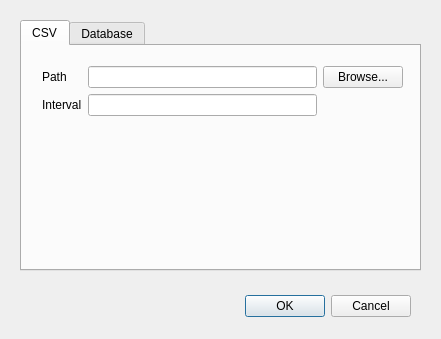
Above: preferences.ui from wucan/csv2sql before the change. Below: the same form after it.
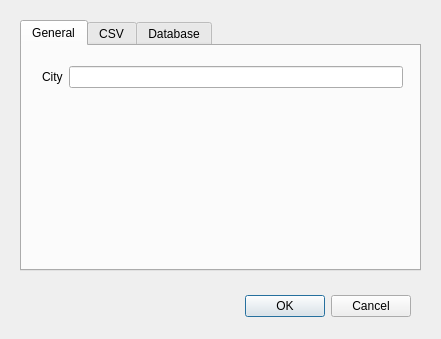
That is the form after the change.

Commit message: preferences: add city info

```diff
--- a/preferences.ui
+++ b/preferences.ui
@@ -41,6 +41,46 @@
    <property name="currentIndex">
     <number>0</number>
    </property>
+   <widget class="QWidget" name="tab">
+    <attribute name="title">
+     <string>General</string>
+    </attribute>
+    <widget class="QWidget" name="gridLayoutWidget_3">
+     <property name="geometry">
+      <rect>
+       <x>20</x>
+       <y>20</y>
+       <width>361</width>
+       <height>191</height>
+      </rect>
+     </property>
+     <layout class="QGridLayout" name="gridLayout_3">
+      <item row="1" column="0">
+       <widget class="QLabel" name="label_6">
+        <property name="text">
+         <string>City</string>
+        </property>
+       </widget>
+      </item>
+      <item row="1" column="1">
+       <widget class="QLineEdit" name="lineEdit_city"/>
+      </item>
+      <item row="2" column="0">
+       <spacer name="verticalSpacer_3">
+        <property name="orientation">
+         <enum>Qt::Vertical</enum>
+        </property>
+        <property name="sizeHint" stdset="0">
+         <size>
+          <width>20</width>
+          <height>40</height>
+         </size>
+        </property>
+       </spacer>
+      </item>
+     </layout>
+    </widget>
+   </widget>
    <widget class="QWidget" name="tab_csv">
     <attribute name="title">
      <string>CSV</string>
```
The commit also changes 2 other files.
